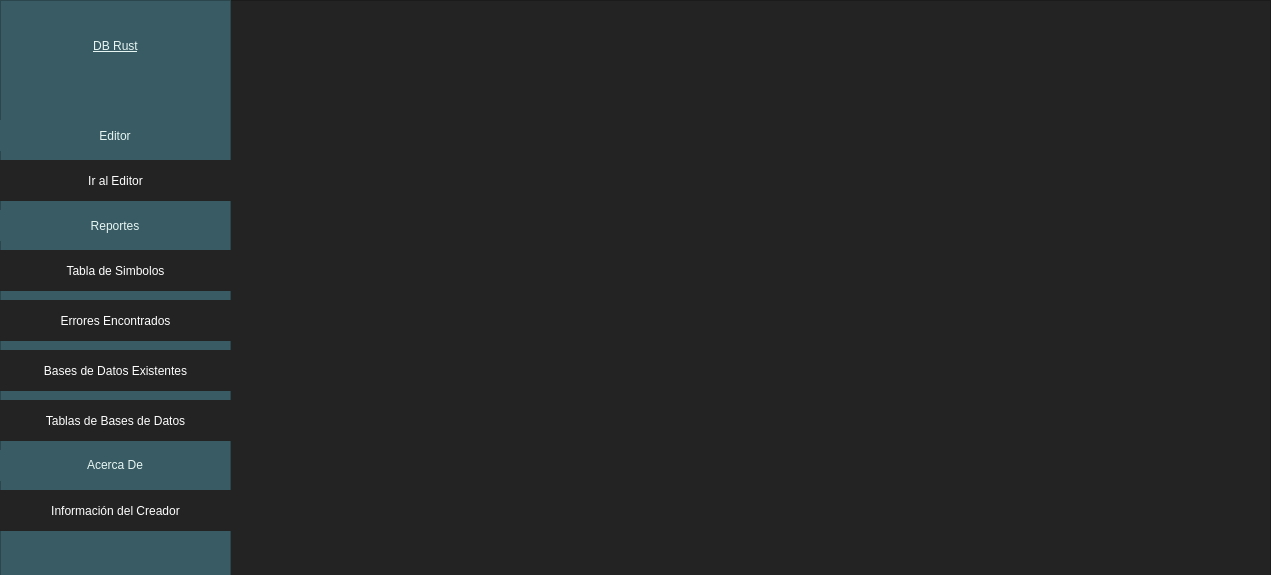
JJONK19/OLC2-Proyecto1-201909035, file Codigo Fuente/Interfaz.ui: the form before one commit.
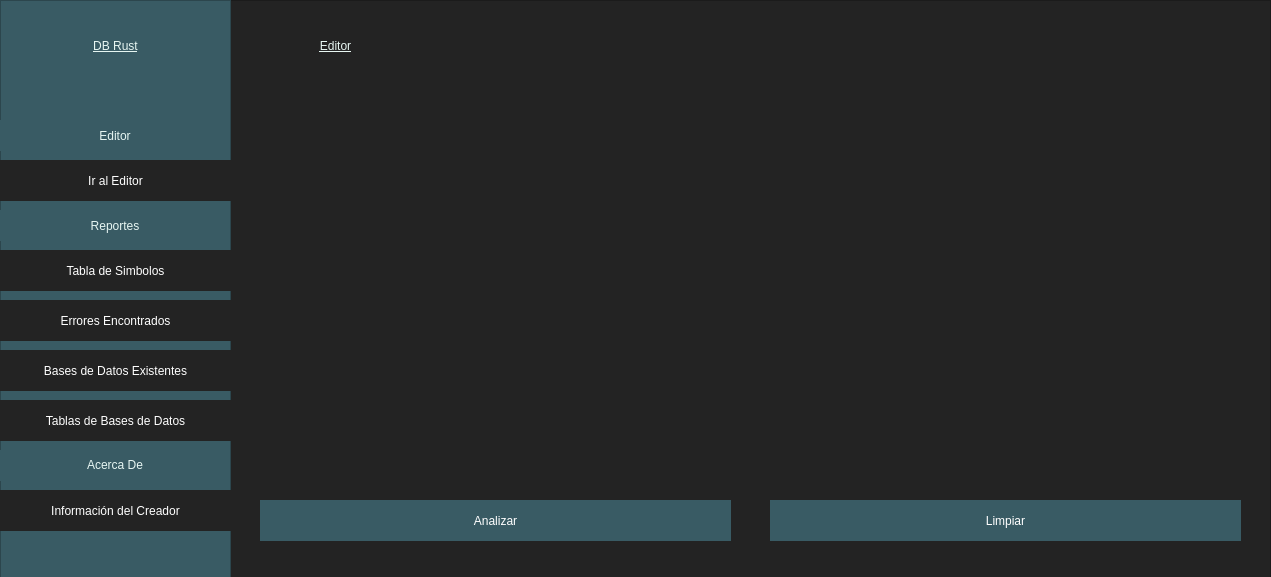
The form after the commit. Custom widgets are drawn as their Qt base class.

Commit message: Creacion del Editor

Patch:
```diff
--- a/Codigo Fuente/Interfaz.ui
+++ b/Codigo Fuente/Interfaz.ui
@@ -7,7 +7,7 @@
     <x>0</x>
     <y>0</y>
     <width>1271</width>
-    <height>575</height>
+    <height>577</height>
    </rect>
   </property>
   <property name="windowTitle">
@@ -331,7 +331,137 @@
        <height>531</height>
       </rect>
      </property>
-     <widget class="QWidget" name="Editor"/>
+     <widget class="QWidget" name="Editor">
+      <widget class="QLabel" name="label_18">
+       <property name="geometry">
+        <rect>
+         <x>0</x>
+         <y>0</y>
+         <width>171</width>
+         <height>51</height>
+        </rect>
+       </property>
+       <property name="sizePolicy">
+        <sizepolicy hsizetype="Preferred" vsizetype="Preferred">
+         <horstretch>0</horstretch>
+         <verstretch>0</verstretch>
+        </sizepolicy>
+       </property>
+       <property name="styleSheet">
+        <string notr="true">color: rgb(231, 246, 242);
+font: italic 32pt &quot;Sitka Display&quot;;
+text-decoration: underline;
+</string>
+       </property>
+       <property name="text">
+        <string>Editor</string>
+       </property>
+       <property name="textFormat">
+        <enum>Qt::AutoText</enum>
+       </property>
+       <property name="scaledContents">
+        <bool>false</bool>
+       </property>
+       <property name="alignment">
+        <set>Qt::AlignCenter</set>
+       </property>
+      </widget>
+      <widget class="QsciScintilla" name="Entrada">
+       <property name="geometry">
+        <rect>
+         <x>10</x>
+         <y>70</y>
+         <width>471</width>
+         <height>391</height>
+        </rect>
+       </property>
+       <property name="sizePolicy">
+        <sizepolicy hsizetype="Fixed" vsizetype="Expanding">
+         <horstretch>0</horstretch>
+         <verstretch>0</verstretch>
+        </sizepolicy>
+       </property>
+       <property name="toolTip">
+        <string/>
+       </property>
+       <property name="whatsThis">
+        <string/>
+       </property>
+       <property name="styleSheet">
+        <string notr="true">font: 12pt &quot;Sitka Display&quot;;
+</string>
+       </property>
+      </widget>
+      <widget class="QsciScintilla" name="Consola">
+       <property name="enabled">
+        <bool>true</bool>
+       </property>
+       <property name="geometry">
+        <rect>
+         <x>520</x>
+         <y>70</y>
+         <width>471</width>
+         <height>391</height>
+        </rect>
+       </property>
+       <property name="toolTip">
+        <string/>
+       </property>
+       <property name="whatsThis">
+        <string/>
+       </property>
+       <property name="styleSheet">
+        <string notr="true">font: 12pt &quot;Sitka Display&quot;;
+</string>
+       </property>
+      </widget>
+      <widget class="QPushButton" name="BAnalizar">
+       <property name="geometry">
+        <rect>
+         <x>10</x>
+         <y>480</y>
+         <width>471</width>
+         <height>41</height>
+        </rect>
+       </property>
+       <property name="styleSheet">
+        <string notr="true">QPushButton {
+	color: rgb(255, 255, 255);
+	background-color: rgb(57, 91, 100);
+	border: 0px solid;
+}
+QPushButton:hover {
+	background-color: rgb(35, 35, 35);
+}</string>
+       </property>
+       <property name="text">
+        <string>Analizar</string>
+       </property>
+      </widget>
+      <widget class="QPushButton" name="BLimpiar">
+       <property name="geometry">
+        <rect>
+         <x>520</x>
+         <y>480</y>
+         <width>471</width>
+         <height>41</height>
+        </rect>
+       </property>
+       <property name="styleSheet">
+        <string notr="true">QPushButton {
+	color: rgb(255, 255, 255);
+	background-color: rgb(57, 91, 100);
+	border: 0px solid;
+}
+QPushButton:hover {
+	background-color: rgb(35, 35, 35);
+}</string>
+       </property>
+       <property name="text">
+        <string>Limpiar</string>
+       </property>
+      </widget>
+     </widget>
      <widget class="QWidget" name="Simbolos">
       <widget class="QLabel" name="label_17">
        <property name="geometry">
@@ -1091,6 +1221,13 @@
    </widget>
   </widget>
  </widget>
+ <customwidgets>
+  <customwidget>
+   <class>QsciScintilla</class>
+   <extends>QFrame</extends>
+   <header>Qsci/qsciscintilla.h</header>
+  </customwidget>
+ </customwidgets>
  <resources/>
  <connections/>
 </ui>
```
The commit also changes 1 other file.
